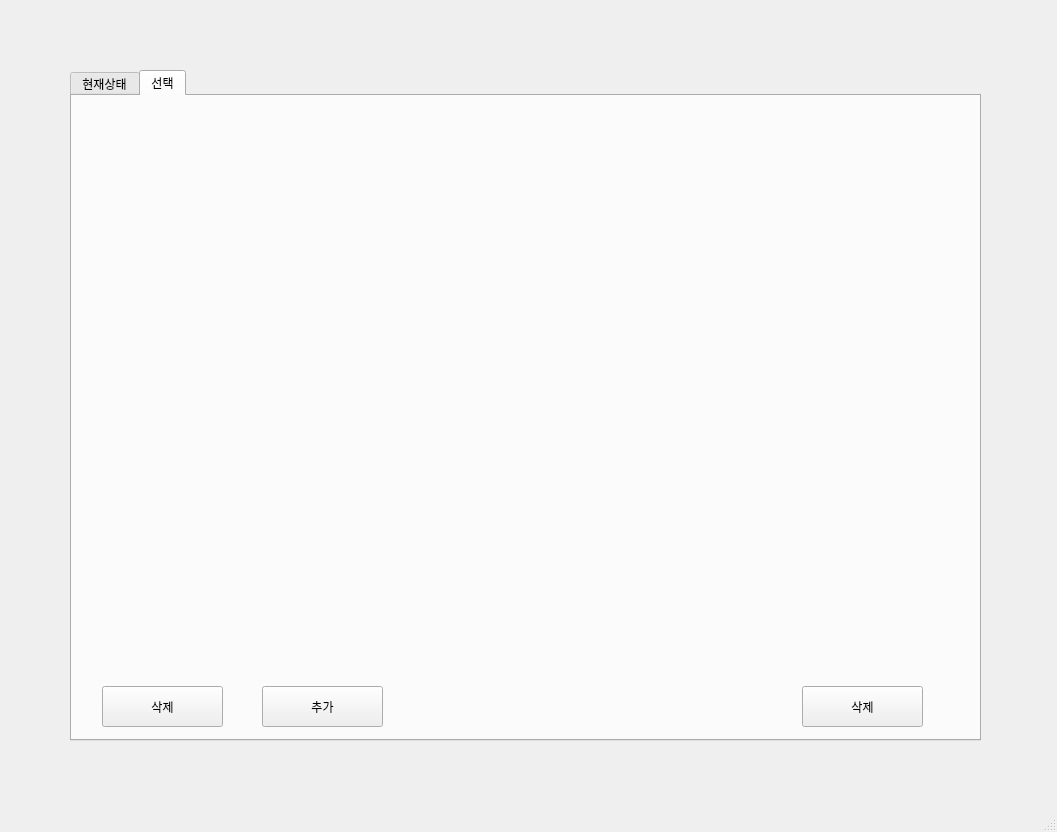
Above: GUI/smart_farmer.ui from addinedu-ros-5th/iot-repo-5 before the change. Below: the same form after it.
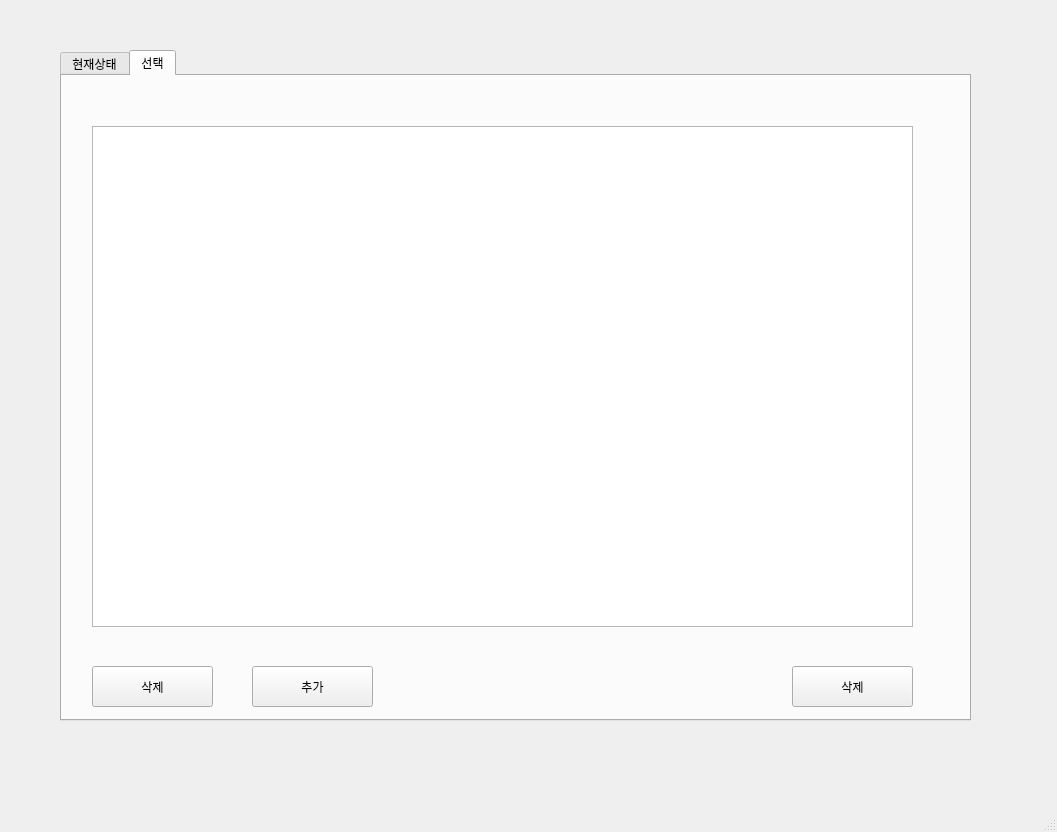
That is the form after the change. The open tabs and pages were chosen to show the change.

Commit message: econstructed databases and created columns for selection GUI. Also organised the codesby creating functions.

What changed in the file:
```diff
--- a/GUI/smart_farmer.ui
+++ b/GUI/smart_farmer.ui
@@ -17,8 +17,8 @@
    <widget class="QTabWidget" name="tabWidget">
     <property name="geometry">
      <rect>
-      <x>70</x>
-      <y>70</y>
+      <x>60</x>
+      <y>50</y>
       <width>911</width>
       <height>671</height>
      </rect>
@@ -333,6 +333,16 @@
        <string>삭제</string>
       </property>
      </widget>
+     <widget class="QTableWidget" name="tableWidget">
+      <property name="geometry">
+       <rect>
+        <x>30</x>
+        <y>50</y>
+        <width>821</width>
+        <height>501</height>
+       </rect>
+      </property>
+     </widget>
     </widget>
    </widget>
   </widget>
```
Left out of the diff: 4 changed lines with no effect on the pictures. The commit also changes 1 other file.
